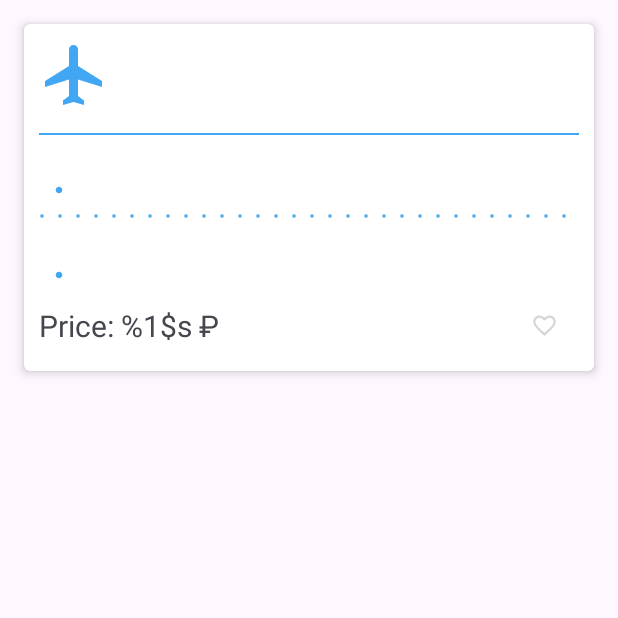
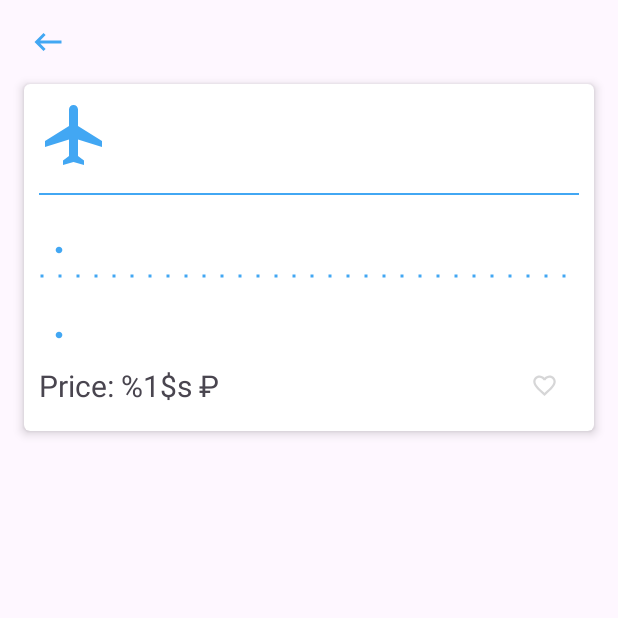
Before and after one commit to SnJon/TimeToTravel-App, an Android app: the FlightFragment screen opened through its navigation route, on a phone screen of 412 x 824 dp, the top half of it. Run offline under Robolectric (Android 15) with nearby library versions, the phone set to English and light mode, and no system bars; our stand-ins replace Room's generated code.

Commit message:
add back navigation

```diff
--- a/app/src/main/java/ru/wildberries/timetotravel/activity/FlightFragment.kt
+++ b/app/src/main/java/ru/wildberries/timetotravel/activity/FlightFragment.kt
@@ -8,6 +8,7 @@ import android.view.ViewGroup
 import androidx.annotation.RequiresApi
 import androidx.fragment.app.Fragment
 import androidx.fragment.app.viewModels
+import androidx.navigation.fragment.findNavController
 import ru.wildberries.timetotravel.R
 import ru.wildberries.timetotravel.databinding.FragmentFlightBinding
 import ru.wildberries.timetotravel.util.TokenArg
@@ -69,6 +70,10 @@ class FlightFragment : Fragment() {
                 fragmentCard.like.setOnClickListener {
                     viewModel.likeByToken(flightToken)
                 }
+
+                binding.back.setOnClickListener {
+                    findNavController().navigateUp()
+                }
             }
         }
     }
--- /dev/null
+++ b/app/src/main/res/drawable/ic_back_24.xml
@@ -0,0 +1,5 @@
+<vector android:autoMirrored="true" android:height="24dp"
+    android:tint="#42A7F3" android:viewportHeight="24"
+    android:viewportWidth="24" android:width="24dp" xmlns:android="http://schemas.android.com/apk/res/android">
+    <path android:fillColor="@android:color/white" android:pathData="M21,11H6.83l3.58,-3.59L9,6l-6,6 6,6 1.41,-1.41L6.83,13H21z"/>
+</vector>
--- a/app/src/main/res/layout/fragment_flight.xml
+++ b/app/src/main/res/layout/fragment_flight.xml
@@ -1,10 +1,19 @@
 <?xml version="1.0" encoding="utf-8"?>
-<androidx.constraintlayout.widget.ConstraintLayout xmlns:android="http://schemas.android.com/apk/res/android"
+<LinearLayout xmlns:android="http://schemas.android.com/apk/res/android"
     android:layout_width="match_parent"
-    android:layout_height="match_parent">
+    android:layout_height="match_parent"
+    android:orientation="vertical">
+
+    <ImageView
+        android:id="@+id/back"
+        android:layout_width="wrap_content"
+        android:layout_height="wrap_content"
+        android:layout_marginStart="20dp"
+        android:layout_marginTop="@dimen/common_spacing"
+        android:src="@drawable/ic_back_24" />
 
     <include
         android:id="@+id/fragment_card"
         layout="@layout/card_flight" />
 
-</androidx.constraintlayout.widget.ConstraintLayout>
+</LinearLayout>
```
